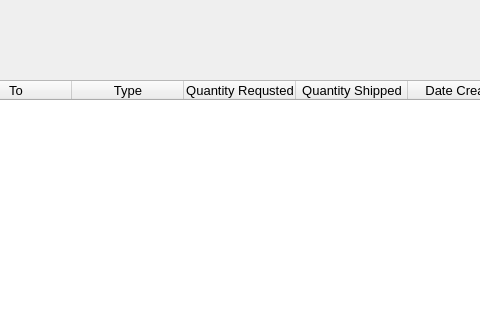
Before: the Qt Designer form OmegaSquaddApplication/managetheshipmentswindow.ui in paulina7m/COMP3004OmegaSquad, drawn with Qt 5; both pictures show x 295 to 775 and y 0 to 320 of the 1309 by 499 pixel window.
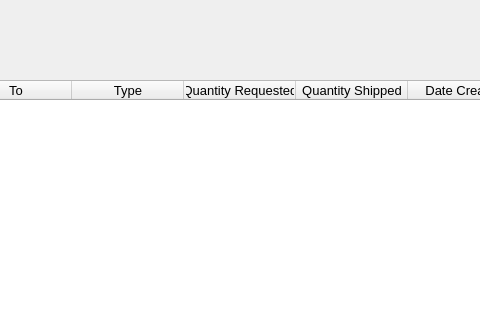
After: the same form once the commit is applied.

Commit message: Spelling error

Patch:
```diff
--- a/OmegaSquaddApplication/managetheshipmentswindow.ui
+++ b/OmegaSquaddApplication/managetheshipmentswindow.ui
@@ -73,7 +73,7 @@
    </column>
    <column>
     <property name="text">
-     <string>Quantity Requsted</string>
+     <string>Quantity Requested</string>
     </property>
    </column>
    <column>
```
